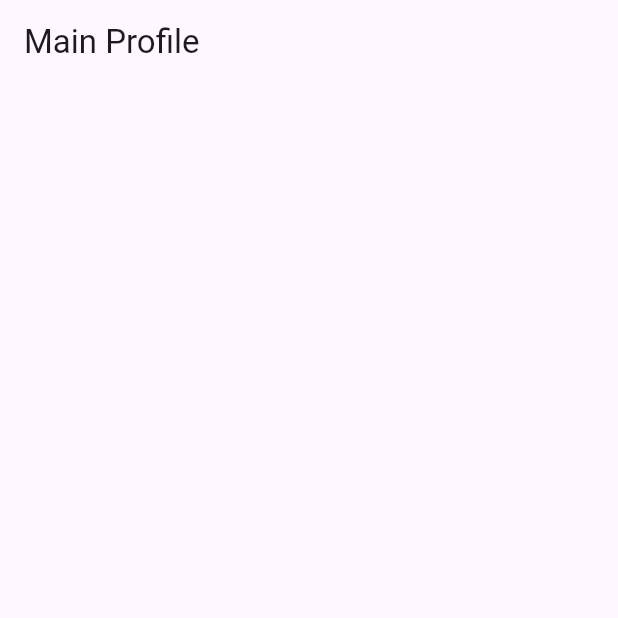
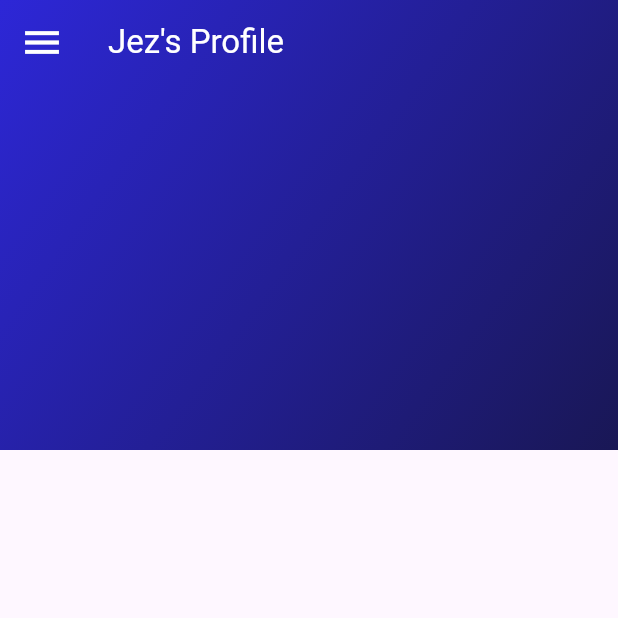
Before and after one commit to jez1010/FlutterProfileApp, a Flutter app: the ProfileScreen screen opened directly, on a phone screen of 412 x 824 dp, the top half of it. Run offline on Flutter 3.47's test engine with Material 3 defaults, Android fonts, the phone set to English and light mode, and no system bars; network calls fail; project files that could hold a hidden picture were left out.

Commit message:
Added navigation from main page to login page. Added design to main page.

```diff
--- a/flutter_profilemobileapp/lib/login_page.dart
+++ b/flutter_profilemobileapp/lib/login_page.dart
@@ -1,5 +1,4 @@
 import 'package:flutter/material.dart';
-import 'package:video_player/video_player.dart';
 import 'main_page.dart';
 
 void main() {
@@ -72,11 +71,17 @@ class _LoginScreenState extends State<LoginScreen> {
                     begin: Alignment.topLeft,
                     end: Alignment.centerRight,
 
-                    colors: [Color(0xFF2D27D7), Color(0xFF191755)],
+                    colors: [
+                      Color(0xFF2D27D7),
+                      Color(0xFF191755),
+                    ],
                   ),
 
                   boxShadow: [
-                    BoxShadow(color: Color(0xBF000000), blurRadius: 7),
+                    BoxShadow(
+                      color: Color(0xBF000000),
+                      blurRadius: 7
+                    ),
                   ],
                 ),
 
--- a/flutter_profilemobileapp/lib/main_page.dart
+++ b/flutter_profilemobileapp/lib/main_page.dart
@@ -1,4 +1,5 @@
 import 'package:flutter/material.dart';
+import 'package:flutter_profilemobileapp/login_page.dart';
 
 void main() {
   runApp(ProfilePage());
@@ -38,11 +39,72 @@ class _ProfileScreenState extends State<ProfileScreen> {
   @override
   Widget build(BuildContext context) {
     return Scaffold(
-      appBar:AppBar(
+      extendBodyBehindAppBar: true,
+
+      appBar: AppBar(
         title: const Text(
-          "Main Profile"
+          "Jez's Profile",
+          style: TextStyle(
+            color: Color(0xFFFFFFFF)
+          ),
+        ),
+
+        iconTheme: IconThemeData(
+          color: Color(0xFFFFFFFF),
+          size: 30
+        ),
+        backgroundColor: Colors.transparent,
+      ),
+
+      drawer: Drawer(
+        child: ListView(
+          padding: EdgeInsets.zero,
+          children: [
+            ListTile(
+              leading: Icon(Icons.login),
+              title: Text("Login"),
+              onTap:(){
+                Navigator.pop(context);
+                Navigator.push(
+                  context,
+                  MaterialPageRoute(builder: (context) => const LoginPage())
+                );
+              },
+            )
+          ]
         )
       ),
+
+      body: Container(
+        child: Column(
+          children: [
+            Stack(
+              alignment: Alignment.center,
+
+              children:[
+                Container(
+                  width: double.infinity,
+                  height: 300,
+
+                  decoration: BoxDecoration(
+                    gradient: LinearGradient(
+                      begin: Alignment.topLeft,
+                      end: Alignment.bottomRight,
+
+                      colors: [
+                        Color(0xFF2D27D7),
+                        Color(0xFF191755)
+                      ]
+                    )
+                  )
+                ),
+
+
+              ]
+            )
+          ],
+        )
+      )
     );
   }
 }
```
